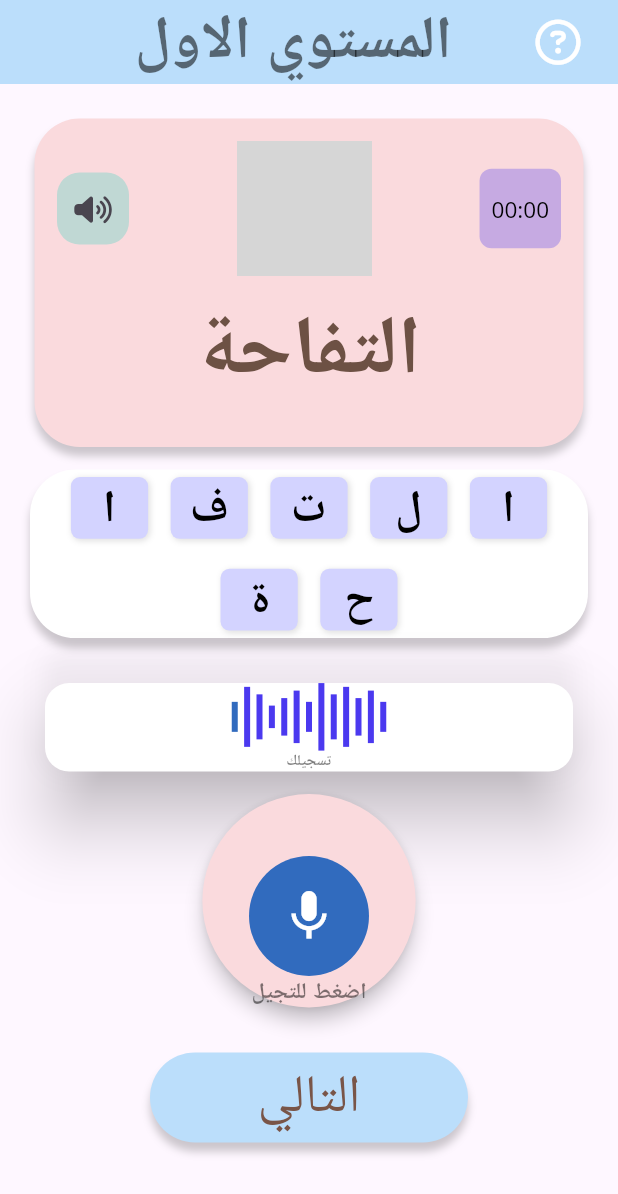
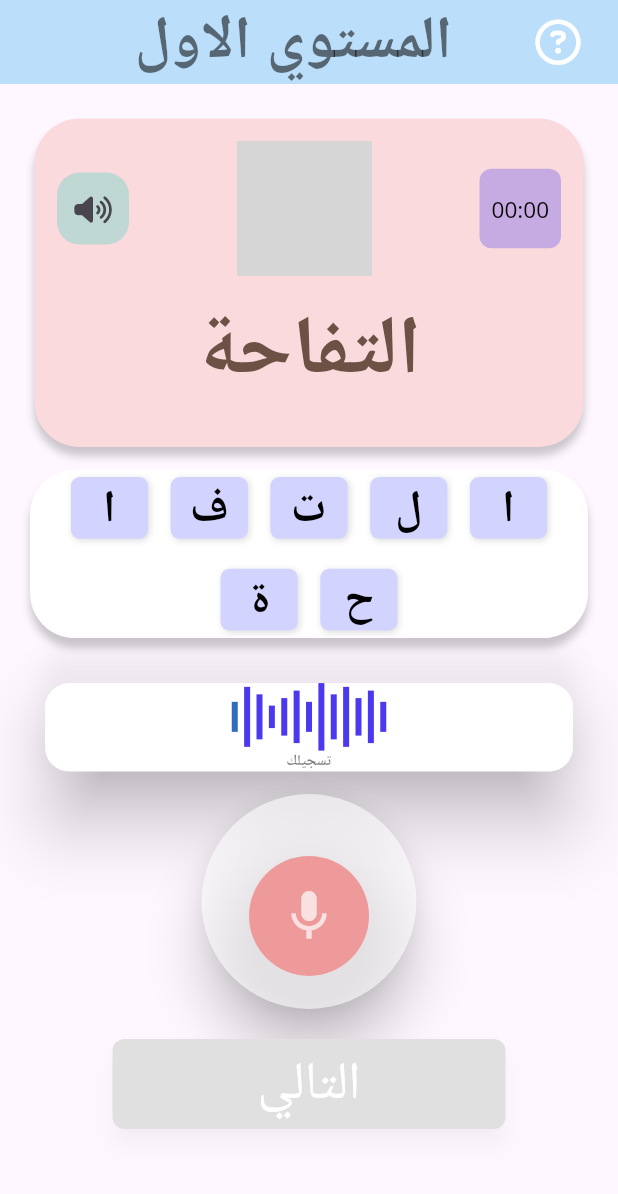
Before and after one commit to mohamed-zakariya/Human_Aid, a Flutter app: the screen it shows after launch, on a phone screen of 412 x 824 dp. Shown: the top 1194 px of the screen. Run offline on Flutter 3.47's test engine with Material 3 defaults, Android fonts, the phone set to English and light mode, and no system bars; our stand-ins replace font_awesome_flutter; grey boxes are pictures that could not be loaded.

```diff
--- a/frontend/mobile_app/lib/CompleteProfilePage/complete_profile_page.dart
+++ b/frontend/mobile_app/lib/CompleteProfilePage/complete_profile_page.dart
@@ -1,5 +1,4 @@
 import 'package:flutter/material.dart';
-
 import '../HomePage/home_page.dart';
 
 class CompleteProfilePage extends StatelessWidget {
--- a/frontend/mobile_app/lib/HomePage/home_page.dart
+++ b/frontend/mobile_app/lib/HomePage/home_page.dart
@@ -1,5 +1,4 @@
 import 'package:flutter/material.dart';
-
 import 'course_card.dart';
 
 class HomePage extends StatelessWidget {
@@ -62,7 +61,7 @@ class HomePage extends StatelessWidget {
                     description: "انطق الكلمات بشكل صحيح",
                     progress: 20,
                     color: Colors.purple,
-                    image: "assets/level1.png.jpg",
+                    image: "assets/images/level1.png.jpg",
                     onTap: () {
                       // Handle the tap action here, e.g., navigate to a new page
                       print("Level 1 tapped");
@@ -74,7 +73,7 @@ class HomePage extends StatelessWidget {
                     description: "تابع التمارين لتحسين النطق",
                     progress: 50,
                     color: Colors.orange,
-                    image: "assets/level2.png.jpg",
+                    image: "assets/images/level2.png.jpg",
                     onTap: () {
                       // Handle the tap action for Level 2
                       print("Level 2 tapped");
--- a/frontend/mobile_app/lib/Level1/Level1Screen.dart
+++ b/frontend/mobile_app/lib/Level1/Level1Screen.dart
@@ -1,23 +1,37 @@
 import 'package:flutter/material.dart';
-import 'package:font_awesome_flutter/font_awesome_flutter.dart';
-import 'package:mobile_app/Level1/LevelFeatures/Level1Navbar.dart';
-import 'package:mobile_app/Level1/LevelFeatures/Level1NextButton.dart';
+
 import 'LevelFeatures/DisplayedText.dart';
 import 'LevelFeatures/LetterContainer.dart';
+import 'LevelFeatures/Level1Navbar.dart';
+import 'LevelFeatures/Level1NextButton.dart';
 import 'LevelFeatures/RecordSystem.dart';
 import 'LevelFeatures/TextGenerated.dart';
 
-class Level1screen extends StatelessWidget {
+class Level1screen extends StatefulWidget {
   const Level1screen({super.key});
+
+  @override
+  State<Level1screen> createState() => _Level1screenState();
+}
+
+class _Level1screenState extends State<Level1screen> {
+
+  bool initialRecordDone = false;
+  // const widthScreen = MediaQuery.of(context).size.width;
+  void toggleRecordDone() {
+    setState(() {
+      initialRecordDone = true;
+      print(initialRecordDone);
+    });
+  }
 
   @override
   Widget build(BuildContext context) {
 
     const String word = "التفاحة"; // Replace with any word
-    // const widthScreen = MediaQuery.of(context).size.width;
 
-    return MaterialApp(
-      home: Scaffold(
+
+    return Scaffold(
         appBar: AppBar(
           backgroundColor: Colors.blue.shade100,
           title: const Align(
@@ -34,13 +48,12 @@ class Level1screen extends StatelessWidget {
                 const DisplayedText(word: word),
                 const LetterContainer(word: word),
                 const TextGenerated(),
-                RecordSystem(screenWidth: MediaQuery.of(context).size.width),
-                const Level1NextButton()
+                RecordSystem(screenWidth: MediaQuery.of(context).size.width, recordFlag: initialRecordDone, onToggle: toggleRecordDone,),
+                Level1NextButton(initialRecordDone: initialRecordDone, onToggle: toggleRecordDone)
               ],
             ),
           ),
         ),
-      ),
     );
   }
 }
--- a/frontend/mobile_app/lib/Level1/LevelFeatures/Level1NextButton.dart
+++ b/frontend/mobile_app/lib/Level1/LevelFeatures/Level1NextButton.dart
@@ -2,35 +2,35 @@ import 'package:flutter/material.dart';
 
 
 class Level1NextButton extends StatelessWidget {
-  const Level1NextButton({super.key});
+  final bool initialRecordDone;
+  final VoidCallback onToggle;
+  const Level1NextButton({super.key, required this.initialRecordDone, required this.onToggle});
 
   @override
   Widget build(BuildContext context) {
-    return Container(
-      margin: const EdgeInsets.all(20),
-      padding: const EdgeInsets.all(5),
-      alignment: const Alignment(0, 0),
-      width: MediaQuery.of(context).size.width - 200,
-      height: MediaQuery.of(context).size.height > 0 ? 60 : 0,
-      decoration: BoxDecoration(
-        color: Colors.blue.shade100,
-        borderRadius: BorderRadius.circular(30),
-        boxShadow: const[
-          BoxShadow(
-            blurRadius: 4,
-            color: Color(0x33000000),
-            offset: Offset(
-              0,
-              6,
-            ),
-          )
-        ],// Adjust the radius as needed
+
+    return ElevatedButton(
+      onPressed: (){
+
+      },
+      style: ElevatedButton.styleFrom(
+        backgroundColor: initialRecordDone == true? Colors.red.shade200: Colors.grey.shade300, // Background color
+        foregroundColor: Colors.white, // Text color
+        shadowColor: const Color(0x33000000), // Shadow color
+        elevation: 6, // Elevation for shadow effect
+        shape: RoundedRectangleBorder(
+          borderRadius: BorderRadius.circular(8), // Rounded corners
+        ),
+        padding: const EdgeInsets.all(2), // Padding inside the button
+        minimumSize: Size(
+          MediaQuery.of(context).size.width - 150,
+          60, // Button size
+        ),
       ),
       child: const Text(
         "التالي",
         style: TextStyle(
           fontSize: 35,
-          color: Colors.brown,
         ),
       ),
     );
--- a/frontend/mobile_app/lib/Level1/LevelFeatures/RecordSystem.dart
+++ b/frontend/mobile_app/lib/Level1/LevelFeatures/RecordSystem.dart
@@ -5,25 +5,25 @@ import 'package:font_awesome_flutter/font_awesome_flutter.dart';
 class RecordSystem extends StatelessWidget {
 
   final double screenWidth;
-
-  const RecordSystem({super.key, required this.screenWidth});
+  final bool recordFlag;
+  final VoidCallback  onToggle;
+  const RecordSystem({super.key, required this.screenWidth,
+  required this.recordFlag, required this.onToggle});
 
   @override
   Widget build(BuildContext context) {
     return Container(
-      margin: const EdgeInsets.fromLTRB(0, 15, 0, 10),
+      margin: const EdgeInsets.fromLTRB(0, 15, 0, 20),
       child: Opacity(
         opacity: 1,
         child: ElevatedButton(
-          onPressed: () {
-            print("Container clicked!");
-          },
+          onPressed:onToggle,
           style: ElevatedButton.styleFrom(
             shape: const CircleBorder(), // Makes the button circular
             padding: EdgeInsets.fromLTRB(0, screenWidth/10, 0, 0), // Removes padding for a precise size
-            backgroundColor: const Color(0xFFFADADD),
+            backgroundColor: Colors.white60,
             // Background color
-            elevation: 5, // Adds elevation
+            elevation: 15, // Adds elevation
           ),
           child: Column(
             children: [
@@ -33,22 +33,23 @@ class RecordSystem extends StatelessWidget {
                   width: 80,
                   height: MediaQuery.of(context).size.height>0 ? 80: 0,
                   decoration: BoxDecoration(
-                    color: const Color(0xFF316BBE),
+                    color: Colors.red.shade200,
+
                     borderRadius: BorderRadius.circular(40),
                   ),
                   child: const Align(
                     alignment: AlignmentDirectional(0, 0),
                     child: Icon(
                       Icons.mic,
-                      color: Colors.white,
                       size: 40,
+                      color: Colors.white70,
                     ),
                   ),
                 ),
               ),
               const Opacity(
                 opacity: 0.5,
-                child: Text("اضغط للتجيل", style: TextStyle(
+                child: Text("", style: TextStyle(
                   fontSize: 15,
                   color: Colors.black,
                   fontWeight: FontWeight.bold,
--- a/frontend/mobile_app/lib/SignUpPage/sign_up_page.dart
+++ b/frontend/mobile_app/lib/SignUpPage/sign_up_page.dart
@@ -1,5 +1,6 @@
 import 'package:flutter/material.dart';
 import 'package:font_awesome_flutter/font_awesome_flutter.dart';
+
 import '../CompleteProfilePage/complete_profile_page.dart';
 
 class SignUpPage extends StatelessWidget {
--- a/frontend/mobile_app/lib/main.dart
+++ b/frontend/mobile_app/lib/main.dart
@@ -1,5 +1,7 @@
 import 'package:flutter/material.dart';
-import 'package:mobile_app/Level1/Level1Screen.dart';
+import 'Level1/Level1Screen.dart';
+// import 'SignUpPage/sign_up_page.dart';
+
 
 void main() {
   runApp(const MyApp());
@@ -10,6 +12,8 @@ class MyApp extends StatelessWidget {
 
   @override
   Widget build(BuildContext context) {
-    return const Level1screen();
+    return const MaterialApp(
+      home: Level1screen(),
+    );
   }
 }
```
Also changed, not shown: 8 other files.
